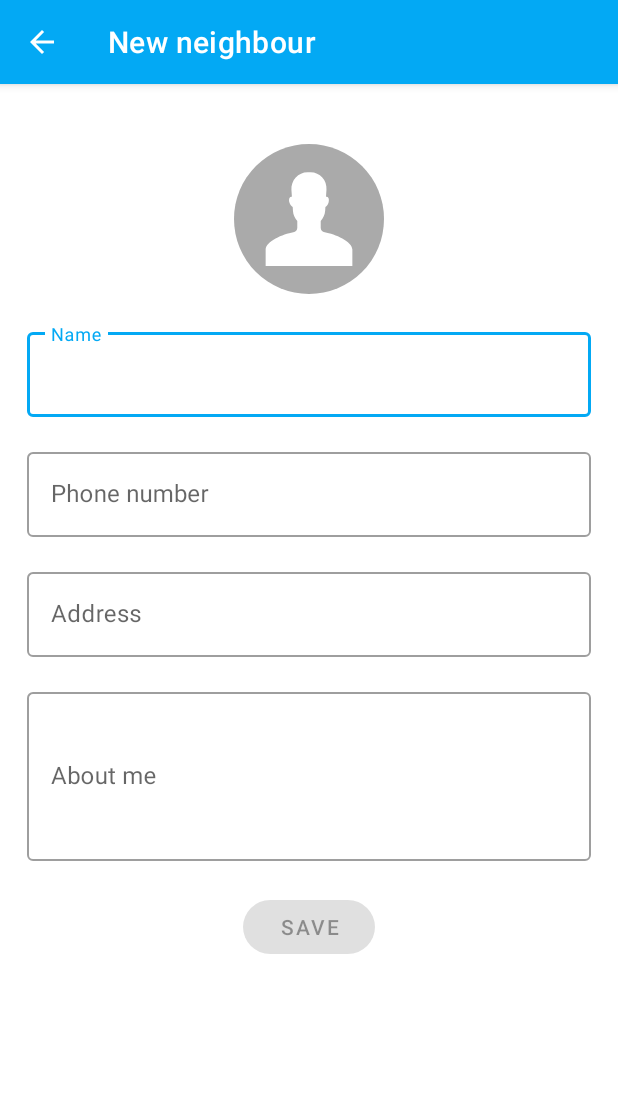
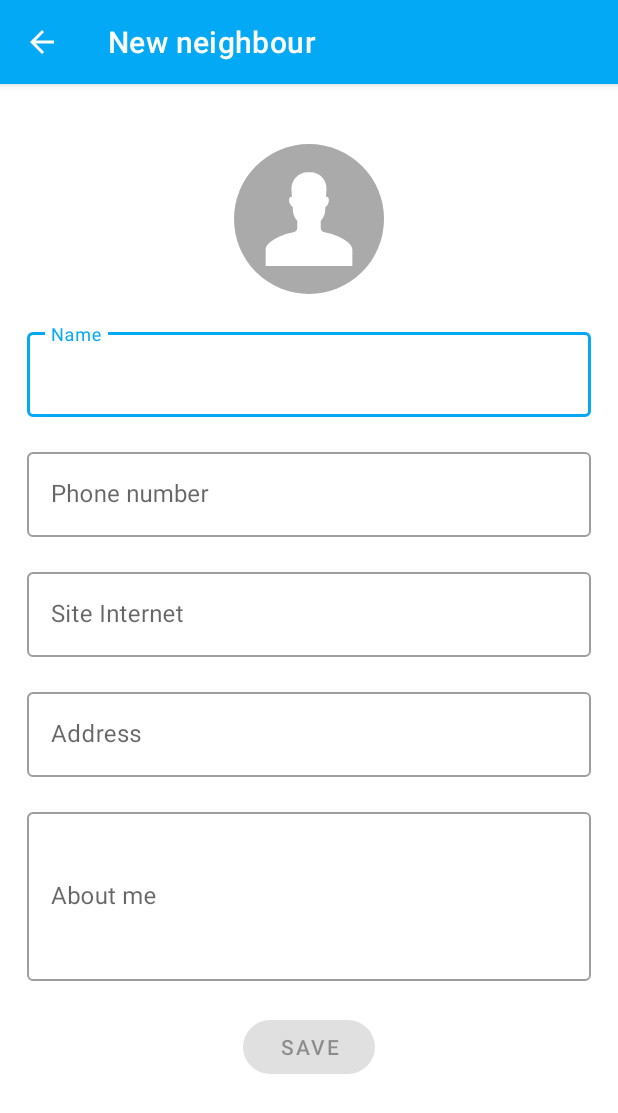
Before and after one commit to JaiPasID/Entrevoisins, an Android app: the AddNeighbourActivity screen opened directly, with no data from a screen before it, on a phone screen of 412 x 824 dp. Shown: the top 1113 px of the screen. Run offline under Robolectric (Android 15) with nearby library versions, the phone set to English and light mode, and no system bars; our stand-ins replace ButterKnife; pictures from the network do not load.

```diff
--- a/app/src/main/java/com/openclassrooms/entrevoisins/service/DummyNeighbourApiService.java
+++ b/app/src/main/java/com/openclassrooms/entrevoisins/service/DummyNeighbourApiService.java
@@ -10,6 +10,7 @@ import java.util.List;
 public class DummyNeighbourApiService implements  NeighbourApiService {
 
     private List<Neighbour> neighbours = DummyNeighbourGenerator.generateNeighbours();
+    private List<Neighbour> favoris = DummyNeighbourGenerator.addfavoris();
 
 
     /**
@@ -19,6 +20,7 @@ public class DummyNeighbourApiService implements  NeighbourApiService {
     public List<Neighbour> getNeighbours() {
         return neighbours;
     }
+    public List<Neighbour>  ajoutFavoris() {return neighbours;}
 
     /**
      * {@inheritDoc}
--- a/app/src/main/java/com/openclassrooms/entrevoisins/ui/neighbour_list/AddNeighbourActivity.java
+++ b/app/src/main/java/com/openclassrooms/entrevoisins/ui/neighbour_list/AddNeighbourActivity.java
@@ -37,6 +37,8 @@ public class AddNeighbourActivity extends AppCompatActivity {
     TextInputLayout aboutMeInput;
     @BindView(R.id.create)
     MaterialButton addButton;
+    @BindView(R.id.site_internetLyt)
+    TextInputLayout siteInternet;
 
     private NeighbourApiService mApiService;
     private String mNeighbourImage;
@@ -87,7 +89,9 @@ public class AddNeighbourActivity extends AppCompatActivity {
                 mNeighbourImage,
                 addressInput.getEditText().getText().toString(),
                 phoneInput.getEditText().getText().toString(),
-                aboutMeInput.getEditText().getText().toString()
+                aboutMeInput.getEditText().getText().toString(),
+                siteInternet.getEditText().getText().toString()
+
         );
         mApiService.createNeighbour(neighbour);
         finish();
--- a/app/src/main/java/com/openclassrooms/entrevoisins/ui/neighbour_list/ListNeighbourPagerAdapter.java
+++ b/app/src/main/java/com/openclassrooms/entrevoisins/ui/neighbour_list/ListNeighbourPagerAdapter.java
@@ -29,4 +29,5 @@ public class ListNeighbourPagerAdapter extends FragmentPagerAdapter {
     public int getCount() {
         return 1;
     }
+
 }
--- a/app/src/main/java/com/openclassrooms/entrevoisins/ui/neighbour_list/MyNeighbourRecyclerViewAdapter.java
+++ b/app/src/main/java/com/openclassrooms/entrevoisins/ui/neighbour_list/MyNeighbourRecyclerViewAdapter.java
@@ -52,6 +52,7 @@ public class MyNeighbourRecyclerViewAdapter extends RecyclerView.Adapter<MyNeigh
             public void onClick(View view) {
                 Intent intent = new Intent(holder.itemView.getContext(), Activity_detail_voisin.class);
                 holder.itemView.getContext().startActivity(intent);
+                intent.putExtra("Neighbourg", neighbour);
             }
         });
 
--- a/app/src/main/res/layout/activity_add_neighbour.xml
+++ b/app/src/main/res/layout/activity_add_neighbour.xml
@@ -55,6 +55,24 @@
         </android.support.design.widget.TextInputLayout>
 
         <android.support.design.widget.TextInputLayout
+            android:id="@+id/site_internetLyt"
+            style="@style/Widget.MaterialComponents.TextInputLayout.OutlinedBox"
+            android:layout_width="match_parent"
+            android:layout_height="wrap_content"
+            android:layout_marginTop="18dp">
+
+            <android.support.design.widget.TextInputEditText
+                android:id="@+id/site_internet"
+                android:layout_width="match_parent"
+                android:layout_height="wrap_content"
+                android:ems="10"
+                android:hint="Site Internet"
+                android:inputType="text" />
+        </android.support.design.widget.TextInputLayout>
+
+
+
+        <android.support.design.widget.TextInputLayout
             android:id="@+id/addressLyt"
             style="@style/Widget.MaterialComponents.TextInputLayout.OutlinedBox"
             android:layout_width="match_parent"
```
Also changed, not shown: app/src/main/java/com/openclassrooms/entrevoisins/model/Neighbour.java (+53 -2 lines), app/src/main/java/com/openclassrooms/entrevoisins/service/DummyNeighbourGenerator.java (+18 -12 lines), app/src/main/java/com/openclassrooms/entrevoisins/ui/neighbour_list/Activity_detail_voisin.java (+16 -0 lines), app/src/main/java/com/openclassrooms/entrevoisins/ui/neighbour_list/NeighbourFragment.java (+7 -2 lines), 2 other files.
